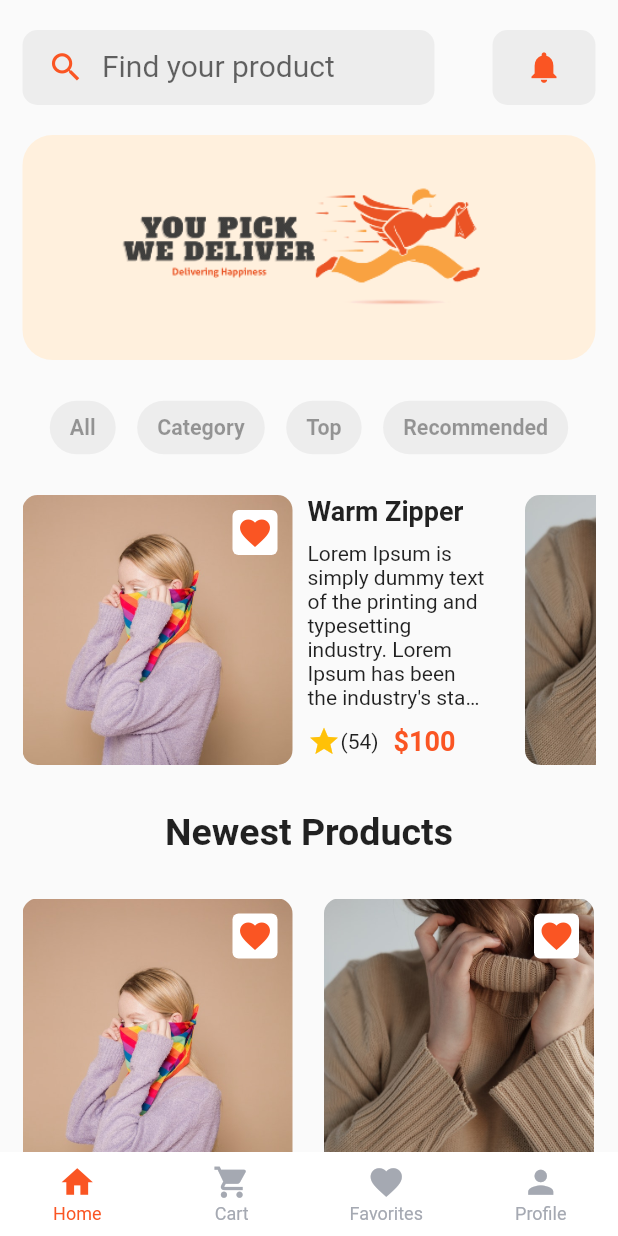
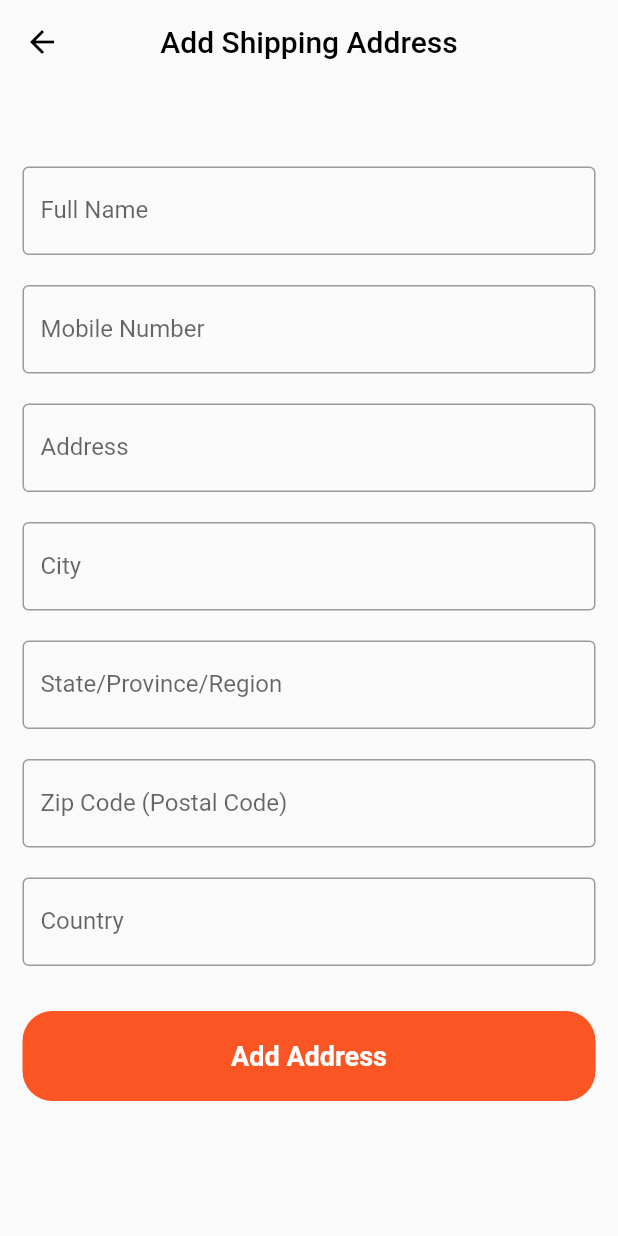
Before and after one commit to dimalepel/shopping_app, a Flutter app: the screen it shows after launch, on a phone screen of 412 x 824 dp. Run offline on Flutter 3.47's test engine with Material 2 defaults, Android fonts, the light colour scheme and no system bars; drawn by our look-alikes of animated_bottom_navigation_bar; our stand-ins replace fan_carousel_image_slider, flutter_rating_bar, introduction_screen; missing offline and left inert: sms_otp_auto_verify.

Commit message:
feat: add address screen edit

```diff
--- a/lib/views/payment_method_screen.dart
+++ b/lib/views/payment_method_screen.dart
@@ -1,5 +1,6 @@
 import 'package:flutter/material.dart';
 import 'package:shopping_app/views/home_screen.dart';
+import 'package:shopping_app/views/shipping_address_screen.dart';
 import 'package:shopping_app/widgets/container_button_modal.dart';
 
 import '../theme/app_colors.dart';
@@ -37,7 +38,8 @@ class _PaymentMethodScreenState extends State<PaymentMethodScreen> {
         elevation: 0,
         centerTitle: true,
       ),
-      body: SafeArea(
+      body: SingleChildScrollView(
+        child: SafeArea(
           child: Padding(
             padding: const EdgeInsets.all(20),
             child: Center(
@@ -332,7 +334,7 @@ class _PaymentMethodScreenState extends State<PaymentMethodScreen> {
                   ),
                   const SizedBox(height: 70,),
                   InkWell(
-                  onTap: () => Navigator.push(context, MaterialPageRoute(builder: (context) => const HomeScreen())),
+                    onTap: () => Navigator.push(context, MaterialPageRoute(builder: (context) => const ShippingAddressScreen())),
                     child: ContainerButtonModal(
                       iText: 'Confirm Payment',
                       bgColor: AppColors.orange,
@@ -344,6 +346,7 @@ class _PaymentMethodScreenState extends State<PaymentMethodScreen> {
             ),
           ),
         ),
+      ),
     );
   }
 }
--- /dev/null
+++ b/lib/views/shipping_address_screen.dart
@@ -0,0 +1,92 @@
+import 'package:flutter/material.dart';
+import 'package:shopping_app/views/home_screen.dart';
+import 'package:shopping_app/widgets/container_button_modal.dart';
+
+import '../theme/app_colors.dart';
+
+class ShippingAddressScreen extends StatelessWidget {
+  const ShippingAddressScreen({super.key});
+
+  @override
+  Widget build(BuildContext context) {
+    return Scaffold(
+      appBar: AppBar(
+        title: const Text('Add Shipping Address'),
+        leading: const BackButton(),
+        backgroundColor: AppColors.transparent,
+        foregroundColor: AppColors.black,
+        elevation: 0,
+        centerTitle: true,
+      ),
+      body: SingleChildScrollView(
+        child: SafeArea(
+          child: Padding(
+            padding: const EdgeInsets.all(15),
+            child: Column(
+              children: [
+                const SizedBox(height: 40,),
+                TextFormField(
+                  decoration: const InputDecoration(
+                      labelText: 'Full Name',
+                      border: OutlineInputBorder(),
+                  ),
+                ),
+                const SizedBox(height: 20,),
+                TextFormField(
+                  decoration: const InputDecoration(
+                    labelText: 'Mobile Number',
+                    border: OutlineInputBorder(),
+                  ),
+                ),
+                const SizedBox(height: 20,),
+                TextFormField(
+                  decoration: const InputDecoration(
+                    labelText: 'Address',
+                    border: OutlineInputBorder(),
+                  ),
+                ),
+                const SizedBox(height: 20,),
+                TextFormField(
+                  decoration: const InputDecoration(
+                    labelText: 'City',
+                    border: OutlineInputBorder(),
+                  ),
+                ),
+                const SizedBox(height: 20,),
+                TextFormField(
+                  decoration: const InputDecoration(
+                    labelText: 'State/Province/Region',
+                    border: OutlineInputBorder(),
+                  ),
+                ),
+                const SizedBox(height: 20,),
+                TextFormField(
+                  decoration: const InputDecoration(
+                    labelText: 'Zip Code (Postal Code)',
+                    border: OutlineInputBorder(),
+                  ),
+                ),
+                const SizedBox(height: 20,),
+                TextFormField(
+                  decoration: const InputDecoration(
+                    labelText: 'Country',
+                    border: OutlineInputBorder(),
+                  ),
+                ),
+                const SizedBox(height: 30,),
+                InkWell(
+                  onTap: () => Navigator.push(context, MaterialPageRoute(builder: (context) => const HomeScreen())),
+                  child: ContainerButtonModal(
+                    iText: 'Add Address',
+                    containerWidth: MediaQuery.of(context).size.width,
+                    bgColor: AppColors.orange,
+                  ),
+                )
+              ],
+            ),
+          ),
+        ),
+      ),
+    );
+  }
+}
--- a/lib/widgets/my_app.dart
+++ b/lib/widgets/my_app.dart
@@ -1,5 +1,6 @@
 import 'package:flutter/material.dart';
 import 'package:shopping_app/views/navigation_screen.dart';
+import 'package:shopping_app/views/shipping_address_screen.dart';
 
 class MyApp extends StatelessWidget {
   const MyApp({super.key});
@@ -15,7 +16,8 @@ class MyApp extends StatelessWidget {
           primary: const Color.fromARGB(255, 250, 85, 35),
         )
       ),
-      home: const NavigationScreen(pageId: 0,),
+      //home: const NavigationScreen(pageId: 0,),
+      home: const ShippingAddressScreen(),
     );
   }
 }
```
Lines whose indentation alone changed are shown as unchanged.
